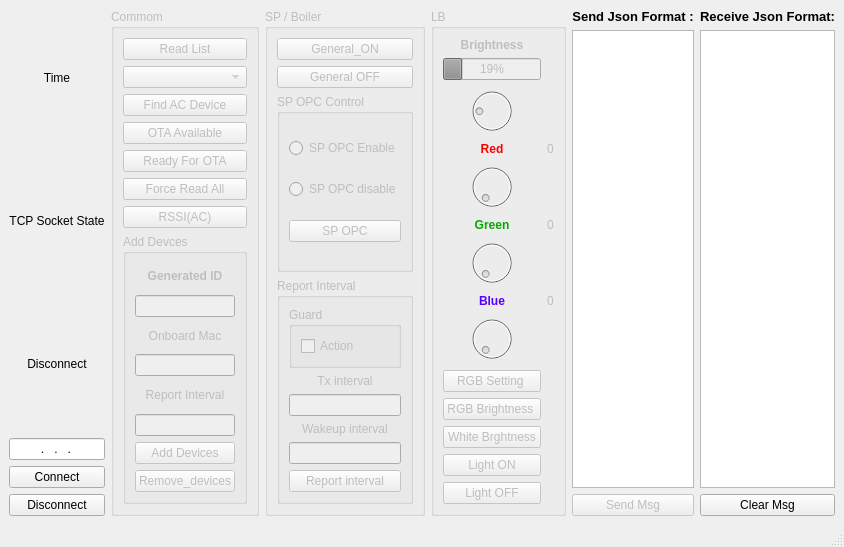
KeaneHuang1985/Smart_appliances_tcp_socket, file UI/MainUI.ui: the form before one commit.
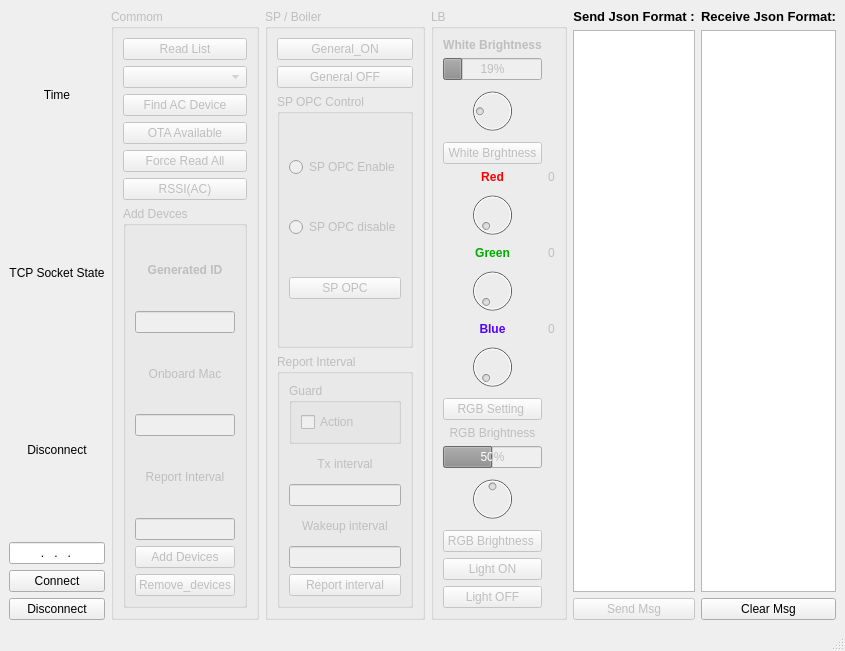
The form after the commit.

```diff
--- a/UI/MainUI.ui
+++ b/UI/MainUI.ui
@@ -122,13 +122,6 @@
          </property>
         </widget>
        </item>
-       <item>
-        <widget class="QPushButton" name="btn_ready_for_ota">
-         <property name="text">
-          <string>Ready For OTA</string>
-         </property>
-        </widget>
-       </item>
        <item>
         <widget class="QPushButton" name="btn_force_read_all">
          <property name="text">
@@ -318,7 +311,11 @@
            </widget>
           </item>
           <item>
-           <widget class="QLineEdit" name="lineEdit_tx"/>
+           <widget class="QLineEdit" name="lineEdit_tx">
+            <property name="alignment">
+             <set>Qt::AlignCenter</set>
+            </property>
+           </widget>
           </item>
           <item>
            <widget class="QLabel" name="label_8">
@@ -331,7 +328,11 @@
            </widget>
           </item>
           <item>
-           <widget class="QLineEdit" name="lineEdit_rx"/>
+           <widget class="QLineEdit" name="lineEdit_rx">
+            <property name="alignment">
+             <set>Qt::AlignCenter</set>
+            </property>
+           </widget>
           </item>
           <item>
            <widget class="QPushButton" name="btn_set_interval">
@@ -355,50 +356,64 @@
        <string>LB</string>
       </property>
       <layout class="QGridLayout" name="gridLayout_5">
-       <item row="19" column="0">
-        <widget class="QPushButton" name="btn_lb_rgb_brightness">
+       <item row="22" column="0">
+        <widget class="QDial" name="dial">
+         <property name="maximum">
+          <number>100</number>
+         </property>
+         <property name="value">
+          <number>50</number>
+         </property>
+        </widget>
+       </item>
+       <item row="0" column="0">
+        <widget class="QLabel" name="label_10">
          <property name="text">
-          <string>RGB Brightness </string>
+          <string>&lt;html&gt;&lt;head/&gt;&lt;body&gt;&lt;p align=&quot;center&quot;&gt;&lt;span style=&quot; font-weight:600;&quot;&gt;White Brightness&lt;/span&gt;&lt;/p&gt;&lt;/body&gt;&lt;/html&gt;</string>
+         </property>
+         <property name="alignment">
+          <set>Qt::AlignCenter</set>
          </property>
         </widget>
        </item>
-       <item row="2" column="0">
-        <widget class="QProgressBar" name="lb_pb_brightness">
-         <property name="styleSheet">
-          <string notr="true"/>
-         </property>
-         <property name="minimum">
-          <number>0</number>
-         </property>
-         <property name="maximum">
-          <number>255</number>
-         </property>
+       <item row="21" column="0">
+        <widget class="QProgressBar" name="lb_pb_rgbbrightness">
          <property name="value">
           <number>50</number>
          </property>
          <property name="alignment">
           <set>Qt::AlignCenter</set>
-         </property>
-         <property name="orientation">
-          <enum>Qt::Horizontal</enum>
-         </property>
-        </widget>
-       </item>
-       <item row="11" column="0">
-        <widget class="QDial" name="dial_green">
-         <property name="maximum">
-          <number>255</number>
          </property>
         </widget>
        </item>
        <item row="13" column="0">
-        <widget class="QDial" name="dial_blue">
-         <property name="maximum">
-          <number>255</number>
+        <widget class="QLabel" name="label_blue">
+         <property name="text">
+          <string>&lt;html&gt;&lt;head/&gt;&lt;body&gt;&lt;p&gt;&lt;span style=&quot; font-weight:600; color:#5500ff;&quot;&gt;Blue&lt;/span&gt;&lt;/p&gt;&lt;/body&gt;&lt;/html&gt;</string>
          </property>
+         <property name="alignment">
+          <set>Qt::AlignCenter</set>
+         </property>
         </widget>
        </item>
-       <item row="9" column="0">
+       <item row="13" column="1">
+        <widget class="QLabel" name="label_blue_val">
+         <property name="text">
+          <string>0</string>
+         </property>
+         <property name="alignment">
+          <set>Qt::AlignCenter</set>
+         </property>
+        </widget>
+       </item>
+       <item row="8" column="0">
+        <widget class="QPushButton" name="btn_lb_white_brghtness">
+         <property name="text">
+          <string>White Brghtness</string>
+         </property>
+        </widget>
+       </item>
+       <item row="10" column="0">
         <widget class="QDial" name="dial_red">
          <property name="minimum">
           <number>0</number>
@@ -408,6 +423,16 @@
          </property>
         </widget>
        </item>
+       <item row="11" column="1">
+        <widget class="QLabel" name="label_green_val">
+         <property name="text">
+          <string>0</string>
+         </property>
+         <property name="alignment">
+          <set>Qt::AlignCenter</set>
+         </property>
+        </widget>
+       </item>
        <item row="7" column="0">
         <widget class="QDial" name="dial_br">
          <property name="minimum">
@@ -421,95 +446,101 @@
          </property>
         </widget>
        </item>
-       <item row="10" column="0">
+       <item row="9" column="1">
+        <widget class="QLabel" name="label_red_val">
+         <property name="text">
+          <string>0</string>
+         </property>
+         <property name="alignment">
+          <set>Qt::AlignCenter</set>
+         </property>
+        </widget>
+       </item>
+       <item row="11" column="0">
         <widget class="QLabel" name="label_green">
          <property name="text">
           <string>&lt;html&gt;&lt;head/&gt;&lt;body&gt;&lt;p align=&quot;center&quot;&gt;&lt;span style=&quot; font-weight:600; color:#00aa00;&quot;&gt;Green&lt;/span&gt;&lt;/p&gt;&lt;/body&gt;&lt;/html&gt;</string>
          </property>
         </widget>
        </item>
-       <item row="21" column="0">
-        <widget class="QPushButton" name="btn_lb_light_on">
+       <item row="9" column="0">
+        <widget class="QLabel" name="label_red">
          <property name="text">
-          <string>Light ON</string>
+          <string>&lt;html&gt;&lt;head/&gt;&lt;body&gt;&lt;p&gt;&lt;span style=&quot; font-weight:600; color:#ff0000;&quot;&gt;Red&lt;/span&gt;&lt;/p&gt;&lt;/body&gt;&lt;/html&gt;</string>
+         </property>
+         <property name="alignment">
+          <set>Qt::AlignCenter</set>
          </property>
         </widget>
        </item>
        <item row="12" column="0">
-        <widget class="QLabel" name="label_blue">
-         <property name="text">
-          <string>&lt;html&gt;&lt;head/&gt;&lt;body&gt;&lt;p&gt;&lt;span style=&quot; font-weight:600; color:#5500ff;&quot;&gt;Blue&lt;/span&gt;&lt;/p&gt;&lt;/body&gt;&lt;/html&gt;</string>
+        <widget class="QDial" name="dial_green">
+         <property name="maximum">
+          <number>255</number>
+         </property>
+        </widget>
+       </item>
+       <item row="2" column="0">
+        <widget class="QProgressBar" name="lb_pb_brightness">
+         <property name="styleSheet">
+          <string notr="true"/>
+         </property>
+         <property name="minimum">
+          <number>0</number>
+         </property>
+         <property name="maximum">
+          <number>255</number>
+         </property>
+         <property name="value">
+          <number>50</number>
          </property>
          <property name="alignment">
           <set>Qt::AlignCenter</set>
          </property>
-        </widget>
-       </item>
-       <item row="20" column="0">
-        <widget class="QPushButton" name="btn_lb_white_brghtness">
-         <property name="text">
-          <string>White Brghtness</string>
+         <property name="orientation">
+          <enum>Qt::Horizontal</enum>
          </property>
         </widget>
        </item>
-       <item row="18" column="0">
+       <item row="19" column="0">
         <widget class="QPushButton" name="btn_lb_rgb_light_setting">
          <property name="text">
           <string>RGB Setting </string>
          </property>
         </widget>
        </item>
-       <item row="0" column="0">
-        <widget class="QLabel" name="label_10">
-         <property name="text">
-          <string>&lt;html&gt;&lt;head/&gt;&lt;body&gt;&lt;p align=&quot;center&quot;&gt;&lt;span style=&quot; font-weight:600;&quot;&gt;Brightness&lt;/span&gt;&lt;/p&gt;&lt;/body&gt;&lt;/html&gt;</string>
+       <item row="14" column="0">
+        <widget class="QDial" name="dial_blue">
+         <property name="maximum">
+          <number>255</number>
          </property>
-         <property name="alignment">
-          <set>Qt::AlignCenter</set>
-         </property>
         </widget>
        </item>
-       <item row="8" column="0">
-        <widget class="QLabel" name="label_red">
+       <item row="26" column="0">
+        <widget class="QPushButton" name="btn_lb_light_on">
          <property name="text">
-          <string>&lt;html&gt;&lt;head/&gt;&lt;body&gt;&lt;p&gt;&lt;span style=&quot; font-weight:600; color:#ff0000;&quot;&gt;Red&lt;/span&gt;&lt;/p&gt;&lt;/body&gt;&lt;/html&gt;</string>
+          <string>Light ON</string>
          </property>
-         <property name="alignment">
-          <set>Qt::AlignCenter</set>
-         </property>
         </widget>
        </item>
-       <item row="8" column="1">
-        <widget class="QLabel" name="label_red_val">
+       <item row="24" column="0">
+        <widget class="QPushButton" name="btn_lb_rgb_brightness">
          <property name="text">
-          <string>0</string>
+          <string>RGB Brightness </string>
          </property>
-         <property name="alignment">
-          <set>Qt::AlignCenter</set>
-         </property>
         </widget>
        </item>
-       <item row="22" column="0">
+       <item row="27" column="0">
         <widget class="QPushButton" name="btn_lb_light_off">
          <property name="text">
           <string>Light OFF</string>
          </property>
         </widget>
        </item>
-       <item row="12" column="1">
-        <widget class="QLabel" name="label_blue_val">
+       <item row="20" column="0">
+        <widget class="QLabel" name="label_9">
          <property name="text">
-          <string>0</string>
-         </property>
-         <property name="alignment">
-          <set>Qt::AlignCenter</set>
-         </property>
-        </widget>
-       </item>
-       <item row="10" column="1">
-        <widget class="QLabel" name="label_green_val">
-         <property name="text">
-          <string>0</string>
+          <string>RGB Brightness</string>
          </property>
          <property name="alignment">
           <set>Qt::AlignCenter</set>
@@ -525,7 +556,6 @@
       <zorder>label_red</zorder>
       <zorder>label_green</zorder>
       <zorder>label_blue</zorder>
-      <zorder>btn_lb_white_brghtness</zorder>
       <zorder>label_red_val</zorder>
       <zorder>label_green_val</zorder>
       <zorder>label_blue_val</zorder>
@@ -534,6 +564,10 @@
       <zorder>dial_red</zorder>
       <zorder>dial_green</zorder>
       <zorder>dial_blue</zorder>
+      <zorder>btn_lb_white_brghtness</zorder>
+      <zorder>dial</zorder>
+      <zorder>lb_pb_rgbbrightness</zorder>
+      <zorder>label_9</zorder>
      </widget>
     </item>
     <item>
```
